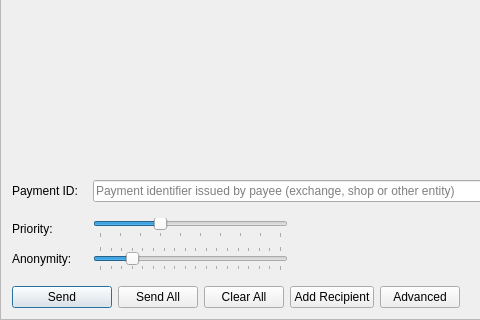
Before: the Qt Designer form src/gui/ui/sendframe.ui in qwertycoin-org/qwertycoin-gui, drawn with Qt 5; both pictures show x 0 to 480 and y 270 to 590 of the 866 by 590 pixel window.
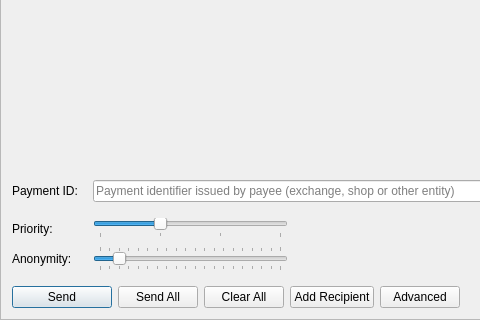
After: the same form once the commit is applied. Icons and pictures are not drawn.

Diff of the .ui file:
```diff
--- a/src/gui/ui/sendframe.ui
+++ b/src/gui/ui/sendframe.ui
@@ -205,7 +205,7 @@
              </size>
             </property>
             <property name="minimum">
-             <number>2</number>
+             <number>0</number>
             </property>
             <property name="maximum">
              <number>19</number>
@@ -214,10 +214,10 @@
              <number>1</number>
             </property>
             <property name="value">
-             <number>5</number>
+             <number>2</number>
             </property>
             <property name="sliderPosition">
-             <number>5</number>
+             <number>2</number>
             </property>
             <property name="tracking">
              <bool>false</bool>
@@ -352,16 +352,16 @@
                <number>1</number>
               </property>
               <property name="maximum">
-               <number>10</number>
+               <number>4</number>
               </property>
               <property name="pageStep">
                <number>1</number>
               </property>
               <property name="value">
-               <number>4</number>
+               <number>2</number>
               </property>
               <property name="sliderPosition">
-               <number>4</number>
+               <number>2</number>
               </property>
               <property name="orientation">
                <enum>Qt::Horizontal</enum>
```
Lines whose indentation alone changed are shown as unchanged.
